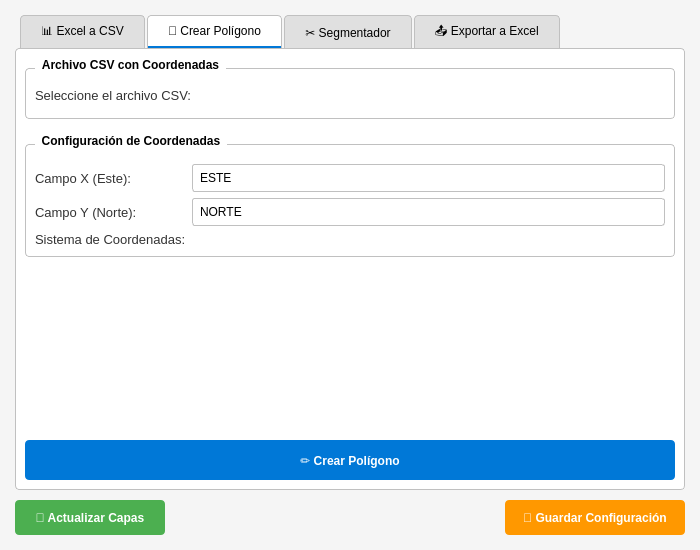
Before: the Qt Designer form yf_tools_plus_dialog_base.ui in yurifabian/YF_Tools_Plus, drawn with Qt 5.
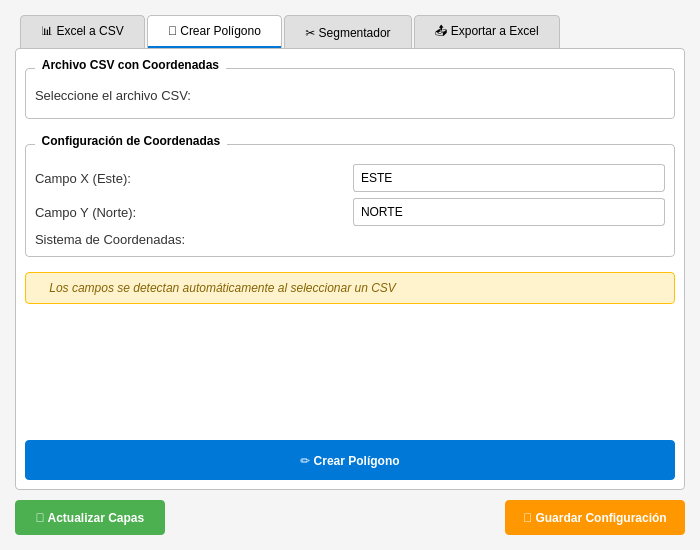
After: the same form once the commit is applied. The open tabs and pages were chosen to show the change. Icons and pictures are not drawn. Custom widgets are drawn as their Qt base class.

What changed in the file:
```diff
--- a/yf_tools_plus_dialog_base.ui
+++ b/yf_tools_plus_dialog_base.ui
@@ -84,7 +84,7 @@
     font-size: 10pt;
 }
 
-QLineEdit {
+QLineEdit, QComboBox {
     border: 1px solid #c0c0c0;
     border-radius: 3px;
     padding: 5px;
@@ -95,6 +95,17 @@
     border: 2px solid #0078d7;
 }
 
+QComboBox::drop-down {
+    border: none;
+    width: 20px;
+}
+
+QComboBox::down-arrow {
+    image: url(:/images/themes/default/mActionArrowDown.svg);
+    width: 12px;
+    height: 12px;
+}
+
 QGroupBox {
     border: 1px solid #c0c0c0;
     border-radius: 4px;
@@ -267,13 +278,18 @@
            </widget>
           </item>
           <item row="0" column="1">
-           <widget class="QLineEdit" name="lineEdit_x_field">
-            <property name="text">
-             <string>ESTE</string>
+           <widget class="QComboBox" name="comboBox_x_field">
+            <property name="editable">
+             <bool>true</bool>
             </property>
-            <property name="placeholderText">
-             <string>Nombre del campo X</string>
+            <property name="toolTip">
+             <string>Seleccione o escriba el nombre del campo X (Este)</string>
             </property>
+            <item>
+             <property name="text">
+              <string>ESTE</string>
+             </property>
+            </item>
            </widget>
           </item>
           <item row="1" column="0">
@@ -284,13 +300,18 @@
            </widget>
           </item>
           <item row="1" column="1">
-           <widget class="QLineEdit" name="lineEdit_y_field">
-            <property name="text">
-             <string>NORTE</string>
+           <widget class="QComboBox" name="comboBox_y_field">
+            <property name="editable">
+             <bool>true</bool>
             </property>
-            <property name="placeholderText">
-             <string>Nombre del campo Y</string>
+            <property name="toolTip">
+             <string>Seleccione o escriba el nombre del campo Y (Norte)</string>
             </property>
+            <item>
+             <property name="text">
+              <string>NORTE</string>
+             </property>
+            </item>
            </widget>
           </item>
           <item row="2" column="0">
@@ -306,6 +327,27 @@
          </layout>
         </widget>
        </item>
+       <item>
+        <widget class="QLabel" name="label_help_polygon">
+         <property name="text">
+          <string>💡 Los campos se detectan automáticamente al seleccionar un CSV</string>
+         </property>
+         <property name="styleSheet">
+          <string notr="true">QLabel {
+    background-color: #fff3cd;
+    border: 1px solid #ffc107;
+    border-radius: 4px;
+    padding: 8px;
+    color: #856404;
+    font-style: italic;
+    font-size: 9pt;
+}</string>
+         </property>
+         <property name="wordWrap">
+          <bool>true</bool>
+         </property>
+        </widget>
+       </item>
        <item>
         <spacer name="verticalSpacer_2">
          <property name="orientation">
```
Left out of the diff: 4 changed lines with no effect on the pictures.
